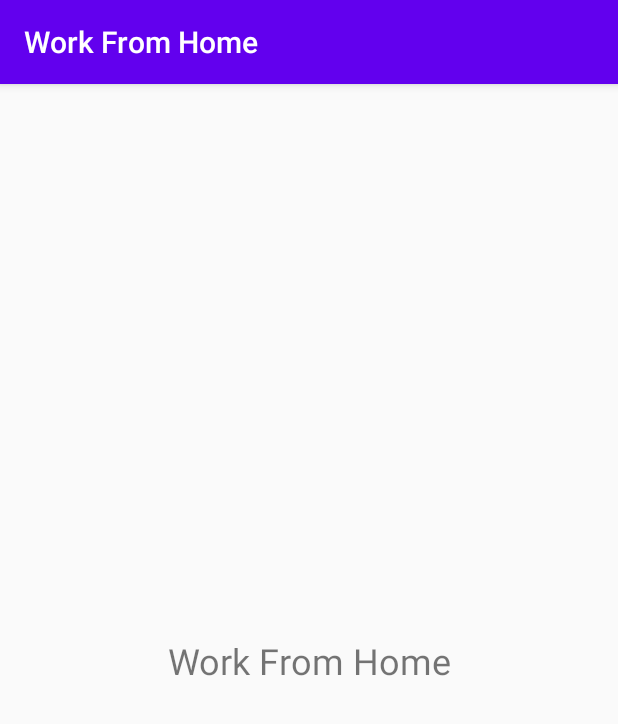
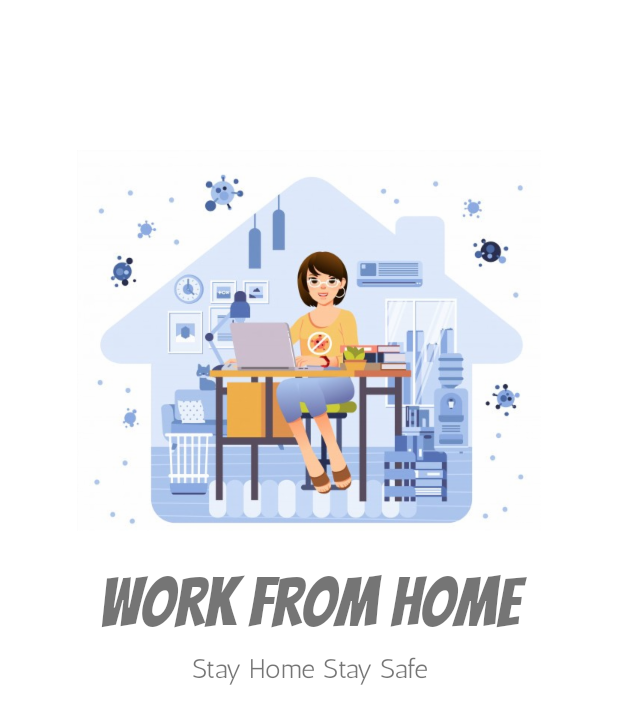
Before and after one commit to MrSavvy98/MADG.17, an Android app: the screen it shows after launch (MainActivity), on a phone screen of 412 x 824 dp. Shown: the top 724 px of the screen. Run offline under Robolectric (Android 15) with nearby library versions, the phone set to English and light mode, and no system bars.

Commit message:
Small Change

```diff
--- a/app/src/main/java/com/example/workfromhome/MainActivity.java
+++ b/app/src/main/java/com/example/workfromhome/MainActivity.java
@@ -3,12 +3,14 @@ package com.example.workfromhome;
 import androidx.appcompat.app.AppCompatActivity;
 
 import android.os.Bundle;
+import android.view.WindowManager;
 
 public class MainActivity extends AppCompatActivity {
 
     @Override
     protected void onCreate(Bundle savedInstanceState) {
         super.onCreate(savedInstanceState);
+        getWindow().setFlags(WindowManager.LayoutParams.FLAG_FULLSCREEN, WindowManager.LayoutParams.FLAG_FULLSCREEN);
         setContentView(R.layout.activity_main);
     }
 }
--- a/app/src/main/res/layout/activity_main.xml
+++ b/app/src/main/res/layout/activity_main.xml
@@ -4,16 +4,46 @@
     xmlns:tools="http://schemas.android.com/tools"
     android:layout_width="match_parent"
     android:layout_height="match_parent"
+    android:background="#ffffff"
     tools:context=".MainActivity">
 
-    <TextView
-        android:id="@+id/textView"
+    <ImageView
+        android:id="@+id/imageView"
         android:layout_width="wrap_content"
         android:layout_height="wrap_content"
-        android:text="Work From Home"
-        android:textSize="24sp"
-        app:layout_constraintBottom_toBottomOf="parent"
+
+
+        android:layout_marginStart="10dp"
+        android:layout_marginTop="100dp"
+        android:layout_marginEnd="10dp"
+        android:src="@drawable/logo_workfromhome"
         app:layout_constraintEnd_toEndOf="parent"
         app:layout_constraintStart_toStartOf="parent"
         app:layout_constraintTop_toTopOf="parent" />
+
+    <TextView
+        android:id="@+id/textView3"
+        android:layout_width="0dp"
+        android:layout_height="wrap_content"
+        android:fontFamily="@font/bangers"
+        android:text="@string/name"
+        android:textAlignment="center"
+        android:textSize="45sp"
+        app:layout_constraintEnd_toEndOf="parent"
+        app:layout_constraintHorizontal_bias="1.0"
+        app:layout_constraintStart_toStartOf="parent"
+        app:layout_constraintTop_toBottomOf="@+id/imageView" />
+
+    <TextView
+        android:id="@+id/textView4"
+        android:layout_width="wrap_content"
+        android:layout_height="wrap_content"
+        android:fontFamily="@font/antic"
+        android:text="@string/greet"
+        android:textAlignment="center"
+        android:textSize="18sp"
+        app:layout_constraintEnd_toEndOf="parent"
+        app:layout_constraintStart_toStartOf="parent"
+        app:layout_constraintTop_toBottomOf="@+id/textView3" />
+
 </androidx.constraintlayout.widget.ConstraintLayout>
--- a/app/src/main/res/values/strings.xml
+++ b/app/src/main/res/values/strings.xml
@@ -1,3 +1,7 @@
 <resources>
     <string name="app_name">Work From Home</string>
+    <string name="name">Work From Home</string>
+    <string name="greet">Stay Home Stay Safe</string>
+
+
 </resources>
--- a/app/src/main/res/values/styles.xml
+++ b/app/src/main/res/values/styles.xml
@@ -1,6 +1,6 @@
 <resources>
     <!-- Base application theme. -->
-    <style name="AppTheme" parent="Theme.AppCompat.Light.DarkActionBar">
+    <style name="AppTheme" parent="Theme.AppCompat.Light.NoActionBar">
         <!-- Customize your theme here. -->
         <item name="colorPrimary">@color/colorPrimary</item>
         <item name="colorPrimaryDark">@color/colorPrimaryDark</item>
```
Also changed, not shown: app/src/main/res/drawable-hdpi/logo_workfromhome.png (added), app/src/main/res/drawable-mdpi/logo_workfromhome.png (added), app/src/main/res/drawable-tvdpi/logo_workfromhome.png (added), app/src/main/res/drawable-xhdpi/logo_workfromhome.png (added), app/src/main/res/drawable-xxhdpi/logo_workfromhome.png (added), app/src/main/res/drawable-xxxhdpi/logo_workfromhome.png (added), app/src/main/res/font/antic.ttf (added), app/src/main/res/font/bangers.ttf (added).
